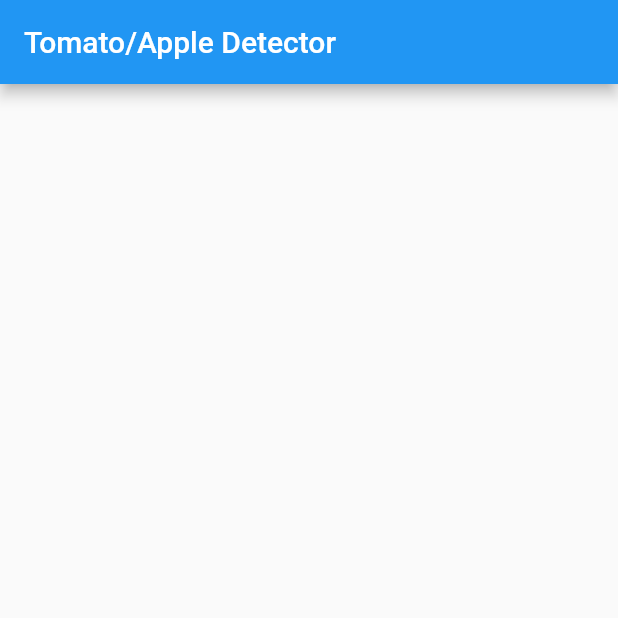
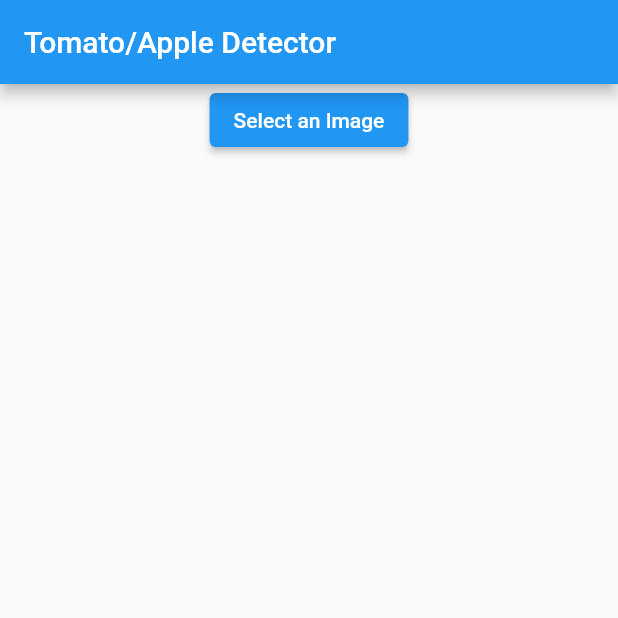
Before and after one commit to JmePaz/Tomato-Apple-Detector, a Flutter app: the screen it shows after launch, on a phone screen of 412 x 824 dp, the top half of it. Run offline on Flutter 3.47's test engine with Material 2 defaults, Android fonts, the phone set to English and light mode, and no system bars; our stand-ins replace image_picker.

Commit message:
Update detector.dart
Build a image picker from android gallery

```diff
--- a/tomato_apple_detector/lib/detector.dart
+++ b/tomato_apple_detector/lib/detector.dart
@@ -1,6 +1,7 @@
+import 'dart:io';
+
 import 'package:flutter/material.dart';
-import 'package:flutter/src/widgets/container.dart';
-import 'package:flutter/src/widgets/framework.dart';
+import 'package:image_picker/image_picker.dart';
 
 class Detector extends StatefulWidget {
   const Detector({super.key});
@@ -10,13 +11,30 @@ class Detector extends StatefulWidget {
 }
 
 class _DetectorState extends State<Detector> {
+  late File _img;
+  bool isSetImg = false;
+
+  Future<void> selectImg() async {
+    final img = await ImagePicker().pickImage(source: ImageSource.gallery);
+    if (img!.path != null) {
+      setState(() {
+        isSetImg = true;
+        _img = File(img.path);
+      });
+    }
+  }
+
   @override
   Widget build(BuildContext context) {
     return Scaffold(
       appBar: AppBar(
         title: const Text("Tomato/Apple Detector"),
       ),
-      body: Column(children: []),
+      body: Column(children: [
+        (isSetImg) ? Image.file(_img) : Container(),
+        ElevatedButton(
+            onPressed: selectImg, child: const Text("Select an Image"))
+      ]),
     );
   }
 }
```
